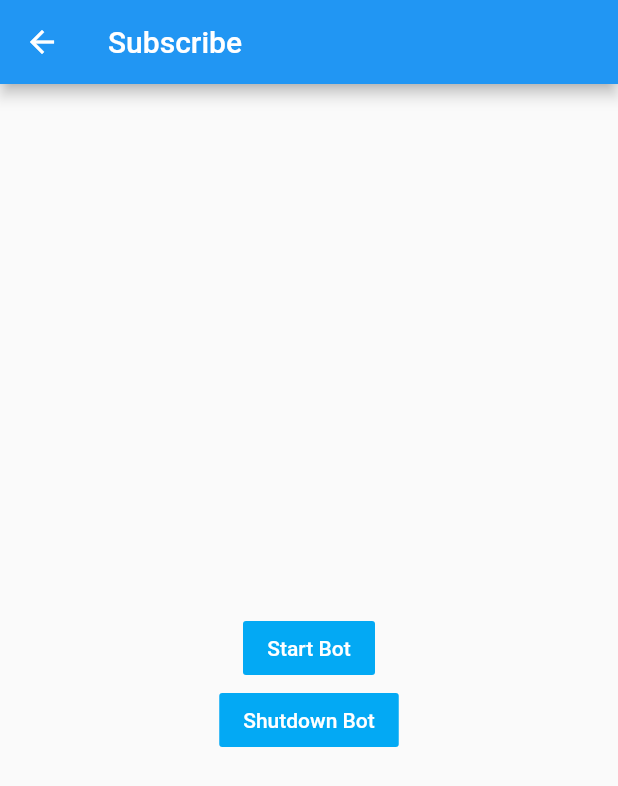
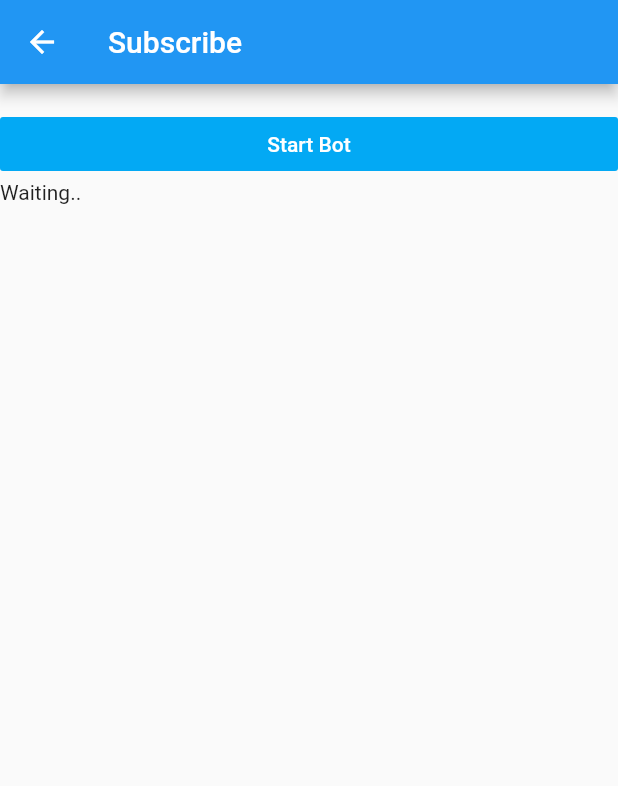
Before and after one commit to Project-400/crypto-tracker-mobile, a Flutter app: the SubscribeScreen screen opened by its route, on a phone screen of 412 x 824 dp. Shown: the top 786 px of the screen. Run offline on Flutter 3.47's test engine with Material 2 defaults, Android fonts, the phone set to English and light mode, and no system bars; our stand-ins replace flutter_redux, redux; network calls fail.

```diff
--- a/lib/screens/subscribe.dart
+++ b/lib/screens/subscribe.dart
@@ -19,7 +19,10 @@ class _SubscribeScreenState extends State<SubscribeScreen> {
 
   Timer ticker;
   bool isUpdating = false;
-  String fullResponse = '';
+  bool isBotWorking = false;
+  bool showBotDetails = false;
+  Map<String, dynamic> fullResponse;
+  Map<String, dynamic> bot;
 
   @override
   void initState() {
@@ -35,12 +38,11 @@ class _SubscribeScreenState extends State<SubscribeScreen> {
         title: Text(widget.title),
       ),
       body: Center(
-        child: Column(
-          mainAxisAlignment: MainAxisAlignment.center,
+        child: ListView(
+//          mainAxisAlignment: MainAxisAlignment.center,
           children: <Widget>[
             Text(isUpdating ? 'Updating...' : ''),
-            Text(fullResponse != null ? fullResponse : 'Waiting..'),
-            FlatButton(
+            if (!isBotWorking) FlatButton(
               child: Text('Start Bot'),
               onPressed: () {
                 subscribeToBot();
@@ -48,14 +50,46 @@ class _SubscribeScreenState extends State<SubscribeScreen> {
               color: Colors.lightBlue,
               textColor: Colors.white,
             ),
-            FlatButton(
+            if (isBotWorking) FlatButton(
               child: Text('Shutdown Bot'),
               onPressed: () {
                 unsubscribeToBot();
               },
               color: Colors.lightBlue,
               textColor: Colors.white,
-            )
+            ),
+            Visibility(
+              child: (
+                Center(
+                  child: Text(
+                    bot != null && bot['tradingPairSymbol'] != null ? bot['tradingPairSymbol'] : '',
+                    style: TextStyle(fontWeight: FontWeight.bold, fontSize: 24),
+                  ),
+                )
+              ),
+              visible: showBotDetails,
+            ),
+            Visibility(
+              child: (
+                Center(
+                  child: Text(
+                    bot != null && bot['botState'] != null ? 'The bot is currently ${bot['botState']}' : '',
+                  ),
+                )
+              ),
+              visible: showBotDetails,
+            ),
+            Visibility(
+              child: (
+                Center(
+                  child: Text(
+                    bot != null ? '1 ${bot['base']} = ${bot['currentPrice']} ${bot['quote']}' : '',
+                  ),
+                )
+              ),
+              visible: showBotDetails,
+            ),
+            Text(fullResponse != null ? fullResponse.toString() : 'Waiting..'),
           ],
         ),
       ),
@@ -93,7 +127,12 @@ class _SubscribeScreenState extends State<SubscribeScreen> {
       setState(() {
 //        widget.stats.clear();
 //        widget.stats.addAll(stats);
-      fullResponse = response.body;
+        fullResponse = json.decode(response.body);
+        bot = fullResponse['bot'];
+        showBotDetails = true;
+        isBotWorking = true;
+
+        print(bot);
       });
     } else {
       throw Exception('Failed to subscribe to Bot');
@@ -119,7 +158,10 @@ class _SubscribeScreenState extends State<SubscribeScreen> {
       print('*********');
 
       setState(() {
-        fullResponse = '';
+        fullResponse = null;
+        bot = null;
+        showBotDetails = false;
+        isBotWorking = false;
       });
     } else {
       throw Exception('Failed to unsubscribe from Bot');
```
